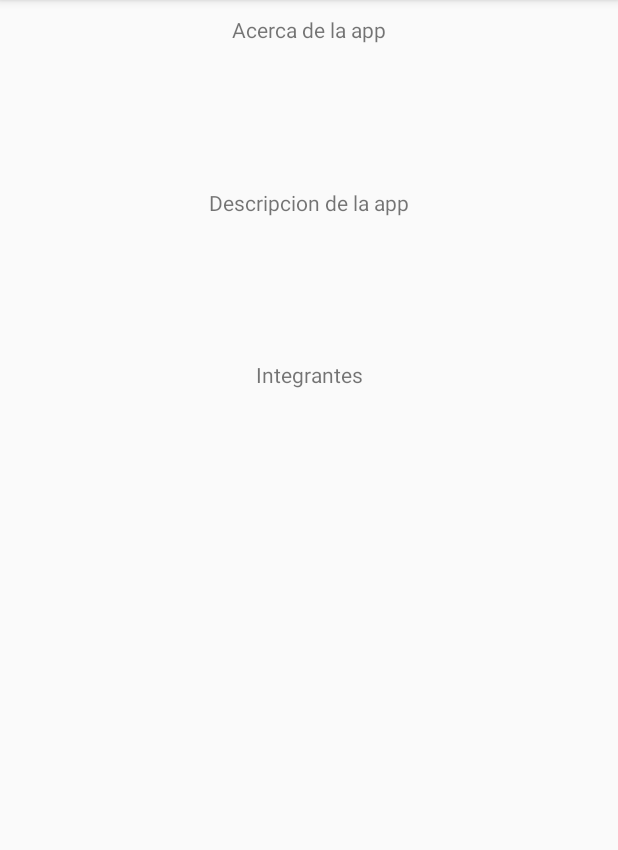
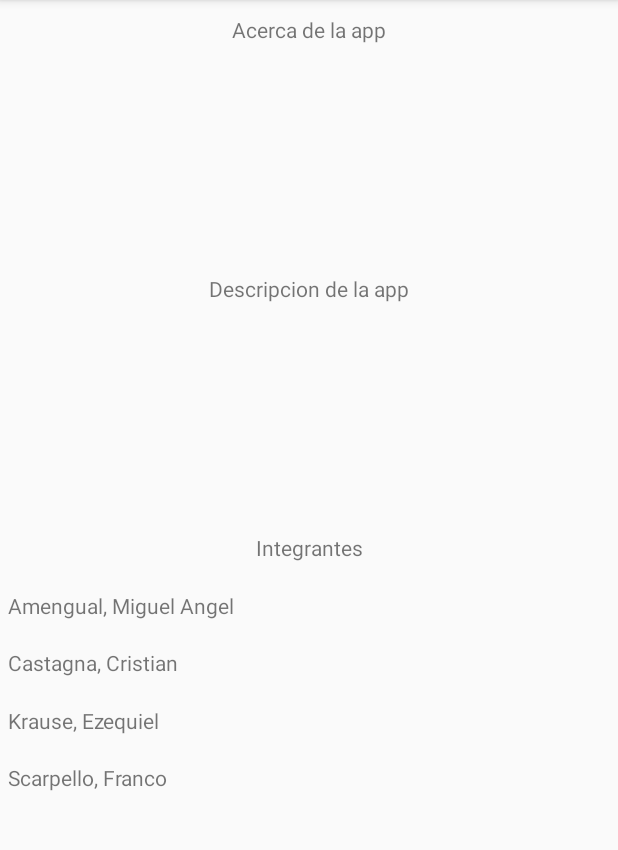
Before and after one commit to Marvix8/HologramHand, an Android app: the AboutUs screen opened directly, with no data from a screen before it, on a phone screen of 412 x 824 dp, the part 84-934 px from its top. Run offline under Robolectric (Android 15) with nearby library versions, the phone set to English and light mode, and no system bars.

Commit message:
Se agrega nombres integrantes

```diff
--- a/Android/app/build.gradle
+++ b/Android/app/build.gradle
@@ -26,4 +26,6 @@ dependencies {
     testImplementation 'junit:junit:4.12'
     androidTestImplementation 'androidx.test.ext:junit:1.1.1'
     androidTestImplementation 'androidx.test.espresso:espresso-core:3.2.0'
+    implementation 'androidx.cardview:cardview:1.0.0'
+    implementation 'com.google.android.material:material:1.0.0'
 }
--- a/Android/app/src/main/res/layout/activity_about_us.xml
+++ b/Android/app/src/main/res/layout/activity_about_us.xml
@@ -46,7 +46,7 @@
         android:layout_width="wrap_content"
         android:layout_height="wrap_content"
         android:orientation="horizontal"
-        app:layout_constraintGuide_percent="0.3" />
+        app:layout_constraintGuide_percent="0.45" />
 
     <TextView
         android:id="@+id/groupTitle"
@@ -63,7 +63,35 @@
         android:layout_width="wrap_content"
         android:layout_height="wrap_content"
         android:orientation="horizontal"
-        app:layout_constraintGuide_percent=".35" />
+        app:layout_constraintGuide_percent="0.5" />
+
+    <androidx.constraintlayout.widget.Guideline
+        android:id="@+id/firstNameGuideline"
+        android:layout_width="wrap_content"
+        android:layout_height="wrap_content"
+        android:orientation="horizontal"
+        app:layout_constraintGuide_percent="0.55" />
+
+    <androidx.constraintlayout.widget.Guideline
+        android:id="@+id/secondNameGuideline"
+        android:layout_width="wrap_content"
+        android:layout_height="wrap_content"
+        android:orientation="horizontal"
+        app:layout_constraintGuide_percent="0.6" />
+
+    <androidx.constraintlayout.widget.Guideline
+        android:id="@+id/thirdNameGuideline"
+        android:layout_width="wrap_content"
+        android:layout_height="wrap_content"
+        android:orientation="horizontal"
+        app:layout_constraintGuide_percent="0.65" />
+
+    <androidx.constraintlayout.widget.Guideline
+        android:id="@+id/fourthNameGuideline"
+        android:layout_width="wrap_content"
+        android:layout_height="wrap_content"
+        android:orientation="horizontal"
+        app:layout_constraintGuide_percent="0.70" />
 
     <androidx.constraintlayout.widget.Guideline
         android:id="@+id/bottomGuideline"
@@ -86,4 +114,44 @@
         android:orientation="vertical"
         app:layout_constraintGuide_percent="1" />
 
+    <TextView
+        android:id="@+id/firstName"
+        android:layout_width="wrap_content"
+        android:layout_height="wrap_content"
+        android:layout_marginStart="5dp"
+        android:text="@string/place_first_name"
+        app:layout_constraintBottom_toTopOf="@+id/firstNameGuideline"
+        app:layout_constraintStart_toStartOf="parent"
+        app:layout_constraintTop_toTopOf="@+id/groupTitleTextGuideline" />
+
+    <TextView
+        android:id="@+id/secondName"
+        android:layout_width="wrap_content"
+        android:layout_height="wrap_content"
+        android:layout_marginStart="5dp"
+        android:text="@string/place_second_name"
+        app:layout_constraintBottom_toTopOf="@+id/secondNameGuideline"
+        app:layout_constraintStart_toStartOf="@+id/leftGuideline"
+        app:layout_constraintTop_toTopOf="@+id/firstNameGuideline" />
+
+    <TextView
+        android:id="@+id/thirdName"
+        android:layout_width="wrap_content"
+        android:layout_height="wrap_content"
+        android:layout_marginStart="5dp"
+        android:text="@string/place_third_name"
+        app:layout_constraintBottom_toTopOf="@+id/thirdNameGuideline"
+        app:layout_constraintStart_toStartOf="parent"
+        app:layout_constraintTop_toTopOf="@+id/secondNameGuideline" />
+
+    <TextView
+        android:id="@+id/fourthName"
+        android:layout_width="wrap_content"
+        android:layout_height="wrap_content"
+        android:layout_marginStart="5dp"
+        android:text="@string/place_fourth_name"
+        app:layout_constraintBottom_toTopOf="@+id/fourthNameGuideline"
+        app:layout_constraintStart_toStartOf="@+id/leftGuideline"
+        app:layout_constraintTop_toTopOf="@+id/thirdNameGuideline" />
+
 </androidx.constraintlayout.widget.ConstraintLayout>
--- a/Android/app/src/main/res/values/strings.xml
+++ b/Android/app/src/main/res/values/strings.xml
@@ -9,5 +9,9 @@
     <string name="members">Integrantes</string>
     <string name="about_app_title">Acerca de la app</string>
     <string name="description_app">Descripcion de la app</string>
+    <string name="place_first_name">Amengual, Miguel Angel</string>
+    <string name="place_second_name">Castagna, Cristian</string>
+    <string name="place_third_name">Krause, Ezequiel</string>
+    <string name="place_fourth_name">Scarpello, Franco</string>
 
 </resources>
```
